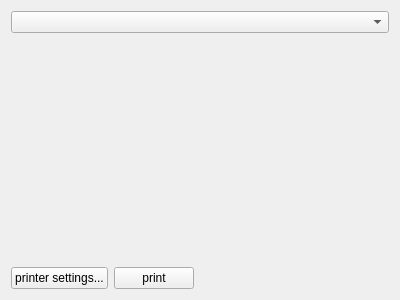
Before: the Qt Designer form cprint.ui in birkeh/picturePrint, drawn with Qt 5.
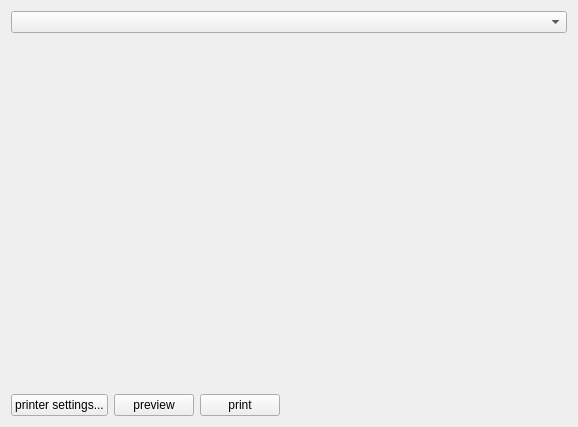
After: the same form once the commit is applied.

Commit message: print preview

Diff of the .ui file:
```diff
--- a/cprint.ui
+++ b/cprint.ui
@@ -6,8 +6,8 @@
    <rect>
     <x>0</x>
     <y>0</y>
-    <width>400</width>
-    <height>300</height>
+    <width>578</width>
+    <height>427</height>
    </rect>
   </property>
   <property name="windowTitle">
@@ -15,10 +15,24 @@
   </property>
   <layout class="QGridLayout" name="gridLayout">
    <item row="0" column="0">
-    <layout class="QVBoxLayout" name="verticalLayout">
+    <layout class="QVBoxLayout" name="verticalLayout" stretch="1,0">
+     <item>
+      <widget class="QSplitter" name="m_lpSplitter">
+       <property name="orientation">
+        <enum>Qt::Horizontal</enum>
+       </property>
+       <widget class="QWidget" name="">
+        <layout class="QVBoxLayout" name="verticalLayout_2">
      <item>
       <widget class="QComboBox" name="m_lpPrinterSelect"/>
      </item>
+         <item>
+          <widget class="QLabel" name="m_lpPrinterMakeAndModel">
+           <property name="text">
+            <string/>
+           </property>
+          </widget>
+         </item>
      <item>
       <spacer name="verticalSpacer">
        <property name="orientation">
@@ -32,6 +46,10 @@
        </property>
       </spacer>
      </item>
+        </layout>
+       </widget>
+      </widget>
+     </item>
      <item>
       <layout class="QHBoxLayout" name="horizontalLayout">
        <item>
@@ -41,6 +59,13 @@
          </property>
         </widget>
        </item>
+       <item>
+        <widget class="QPushButton" name="m_lpPrintPreview">
+         <property name="text">
+          <string>preview</string>
+         </property>
+        </widget>
+       </item>
        <item>
         <widget class="QPushButton" name="m_lpPrint">
          <property name="text">
```
Lines whose indentation alone changed are shown as unchanged. The commit also changes 2 other files.
